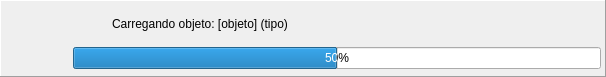
This is libpgmodeler_ui/ui/progressotarefa.ui in pgmodeler/pgmodeler as Qt 5 draws it before an edit. The edited form follows.
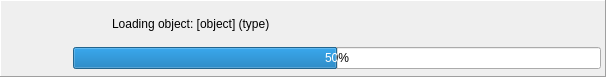
This is the edited form. Icons and pictures are not drawn.

What changed in the file:
```diff
--- a/libpgmodeler_ui/ui/progressotarefa.ui
+++ b/libpgmodeler_ui/ui/progressotarefa.ui
@@ -107,7 +107,7 @@
            </font>
           </property>
           <property name="text">
-           <string>Carregando objeto: [objeto] (tipo)</string>
+           <string>Loading object: [object] (type)</string>
           </property>
          </widget>
         </item>
```
